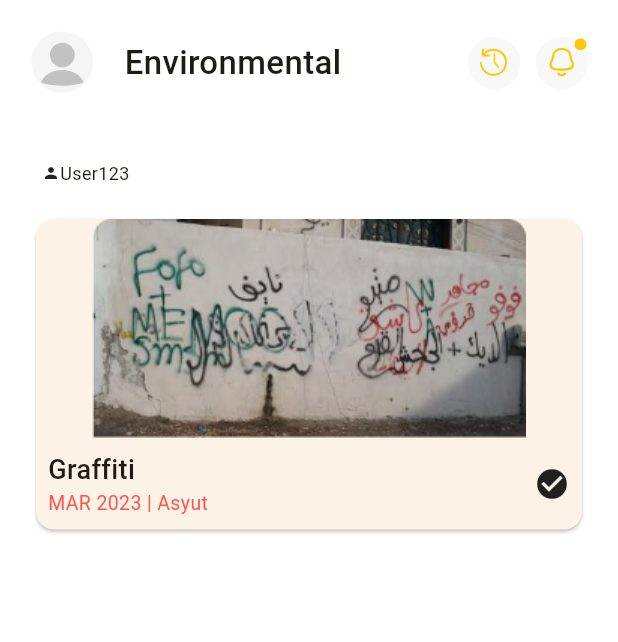
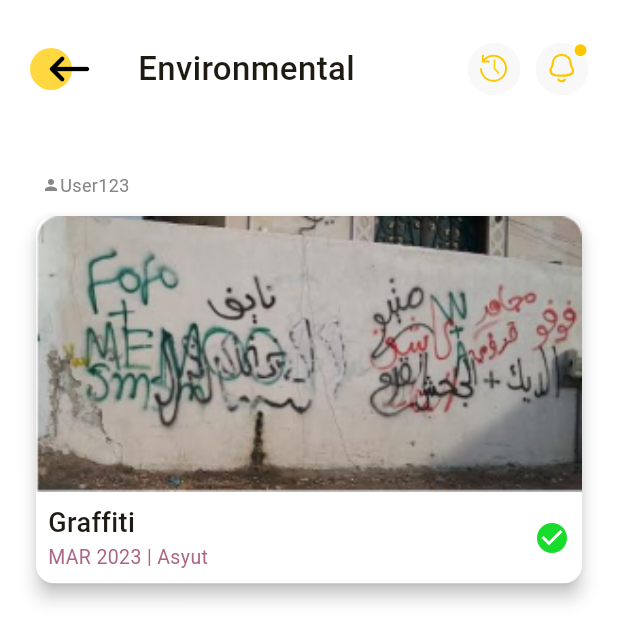
Before and after one commit to Dohahamdyy/citizen-connect, a Flutter app: the EnvironmentalScreen screen opened directly, on a phone screen of 412 x 824 dp. Shown: the top 642 px of the screen. Run offline on Flutter 3.47's test engine with Material 3 defaults, Android fonts, the phone set to English and light mode, and no system bars; our stand-ins replace flutter_svg, geolocator, image_picker, shared_preferences; accounts and stored records are empty.

Commit message:
code fixes

```diff
--- a/lib/ui/screens/environmental_screen.dart
+++ b/lib/ui/screens/environmental_screen.dart
@@ -1,6 +1,6 @@
-import 'package:flutter/cupertino.dart';
 import 'package:flutter/material.dart';
-import 'package:flutter_demo/ui/screens/home_screen.dart';
+import 'package:flutter_demo/ui/utils/colors.dart';
+import 'package:flutter_demo/ui/widgets/timeline_card_item.dart';
 
 import '../widgets/custom_appbar.dart';
 
@@ -16,7 +16,10 @@ class EnvironmentalScreen extends StatelessWidget {
           padding: const EdgeInsets.all(20.0),
           child: Column(
             children: [
-            const CustomAppbar(title: 'Environmental'),
+              const CustomAppbar(
+                title: 'Environmental',
+                withBackButton: true,
+              ),
               const SizedBox(
                 height: 35,
               ),
@@ -27,62 +30,29 @@ class EnvironmentalScreen extends StatelessWidget {
                     Icon(
                       Icons.person,
                       size: 12,
+                      color: AppColors.greyColor,
                     ),
                     Text(
                       'User123',
-                    style: TextStyle(fontSize: 12),
+                      style: TextStyle(
+                        fontSize: 12,
+                        color: AppColors.greyColor,
+                      ),
                     ),
                   ],
                 ),
               ),
-            SizedBox(height:10),
               Expanded(
                 child: ListView.builder(
                   itemCount: 1,
                   itemBuilder: (context, index) {
-                  return const Carditem();
+                    return const TimelineCardItem();
                   },
                 ),
               ),
             ],
           ),
-      )),
-    );
-  }
-}
-
-class Carditem extends StatelessWidget {
-  const Carditem({super.key});
-
-  @override
-  Widget build(BuildContext context) {
-    return Card(
-      child: Column(
-        children: [
-          Image.asset('assets/images/card.png'),
-          const Padding(
-            padding: EdgeInsets.all(8.0),
-            child: Row(
-              mainAxisAlignment: MainAxisAlignment.spaceBetween,
-              children: [
-                Column(
-                  crossAxisAlignment: CrossAxisAlignment.start,
-                  children: [
-                    Text(
-                      'Graffiti',
-                      style: TextStyle(fontSize: 18, fontWeight: FontWeight.w500),
         ),
-                    Text(
-                      'MAR 2023 | Asyut',
-                      style: TextStyle(fontSize: 13, color: Colors.redAccent),
-                    ),
-                  ],
-                ),
-                Icon(Icons.check_circle),
-              ],
-            ),
-          ),
-        ],
       ),
     );
   }
--- a/lib/ui/screens/notification_settings_screen.dart
+++ b/lib/ui/screens/notification_settings_screen.dart
@@ -1,6 +1,5 @@
 import 'package:flutter/material.dart';
 import 'package:flutter_demo/ui/utils/colors.dart';
-import 'package:flutter_demo/ui/widgets/back_button.dart';
 import 'package:flutter_demo/ui/widgets/small_appbar.dart';
 
 class NotificationSettingsScreen extends StatefulWidget {
--- a/lib/ui/screens/notifications_screen.dart
+++ b/lib/ui/screens/notifications_screen.dart
@@ -1,8 +1,6 @@
 import 'package:flutter/material.dart';
 import 'package:flutter_demo/ui/utils/colors.dart';
 import 'package:flutter_demo/ui/widgets/small_appbar.dart';
-
-import '../widgets/back_button.dart';
 
 class NotificationsScreen extends StatelessWidget {
   const NotificationsScreen({super.key});
--- a/lib/ui/screens/settings_screen.dart
+++ b/lib/ui/screens/settings_screen.dart
@@ -1,8 +1,6 @@
 import 'package:flutter/material.dart';
 import 'package:flutter_demo/ui/utils/colors.dart';
 import 'package:flutter_demo/ui/widgets/small_appbar.dart';
-import 'package:flutter_svg/flutter_svg.dart';
-import 'package:shared_preferences/shared_preferences.dart';
 
 class SettingsScreen extends StatelessWidget {
   const SettingsScreen({super.key});
--- a/lib/ui/screens/welcome_screen.dart
+++ b/lib/ui/screens/welcome_screen.dart
@@ -1,5 +1,4 @@
 import 'package:flutter/material.dart';
-import 'package:flutter_demo/ui/widgets/back_button.dart';
 
 class WelcomeScreen extends StatelessWidget {
   const WelcomeScreen({super.key});
--- a/lib/ui/widgets/custom_appbar.dart
+++ b/lib/ui/widgets/custom_appbar.dart
@@ -1,19 +1,28 @@
 import 'package:flutter/material.dart';
+import 'package:flutter_demo/ui/widgets/back_button.dart';
 import 'package:flutter_svg/svg.dart';
 
 class CustomAppbar extends StatelessWidget {
-  const CustomAppbar({super.key, this.title, this.subtitle});
+  const CustomAppbar({
+    super.key,
+    this.title,
+    this.subtitle,
+    this.withBackButton = false,
+  });
 
   final String? title;
   final String? subtitle;
+  final bool withBackButton;
 
   @override
   Widget build(BuildContext context) {
     return Row(
       children: [
-        SvgPicture.asset(
-          'assets/images/user_icon.svg',
-        ),
+        withBackButton
+            ? const CustomBackButton()
+            : SvgPicture.asset(
+                'assets/images/user_icon.svg',
+              ),
         const SizedBox(width: 20),
         if (title != null)
           Column(
--- /dev/null
+++ b/lib/ui/widgets/timeline_card_item.dart
@@ -0,0 +1,48 @@
+import 'package:flutter/material.dart';
+import 'package:flutter_demo/ui/utils/colors.dart';
+
+class TimelineCardItem extends StatelessWidget {
+  const TimelineCardItem({super.key});
+
+  @override
+  Widget build(BuildContext context) {
+    return Card(
+      color: Colors.white,
+      elevation: 5,
+      child: Column(
+        children: [
+          Image.asset(
+            'assets/images/card.png',
+            fit: BoxFit.cover,
+            width: double.infinity,
+          ),
+          const Padding(
+            padding: EdgeInsets.all(8.0),
+            child: Row(
+              mainAxisAlignment: MainAxisAlignment.spaceBetween,
+              children: [
+                Column(
+                  crossAxisAlignment: CrossAxisAlignment.start,
+                  children: [
+                    Text(
+                      'Graffiti',
+                      style: TextStyle(fontSize: 18, fontWeight: FontWeight.w500),
+                    ),
+                    Text(
+                      'MAR 2023 | Asyut',
+                      style: TextStyle(fontSize: 13, color: Color(0xFFAB6585)),
+                    ),
+                  ],
+                ),
+                Icon(
+                  Icons.check_circle,
+                  color: AppColors.greenColor,
+                ),
+              ],
+            ),
+          ),
+        ],
+      ),
+    );
+  }
+}
```
Also changed, not shown: lib/main.dart (+8 -2 lines), lib/ui/screens/electric_screen.dart (+12 -42 lines), lib/ui/screens/home_screen.dart (+8 -3 lines), lib/ui/screens/report_screen.dart (+11 -12 lines), lib/ui/screens/road_screen.dart (+12 -42 lines). Lines whose indentation alone changed are shown as unchanged.
